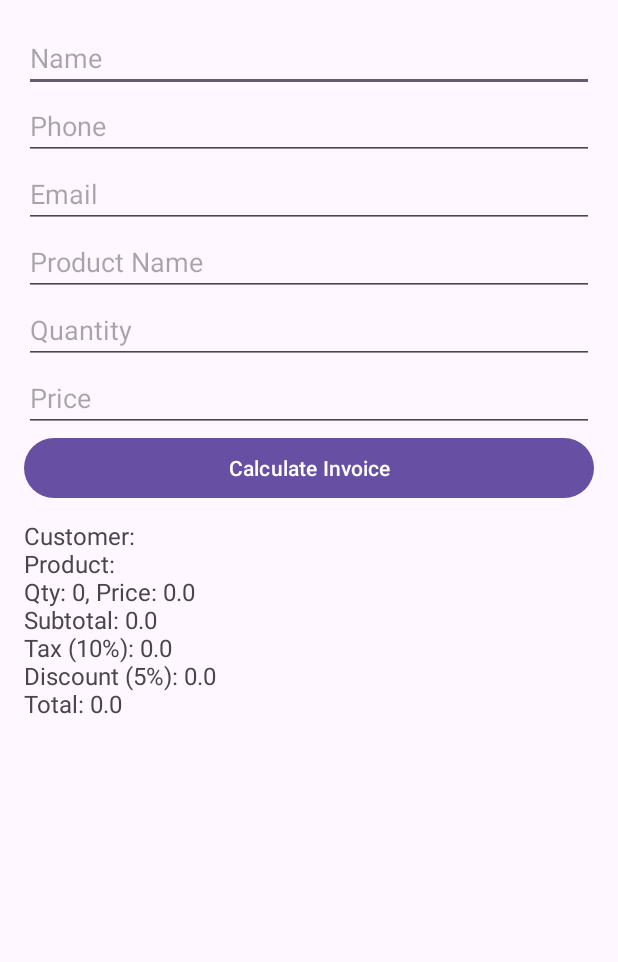
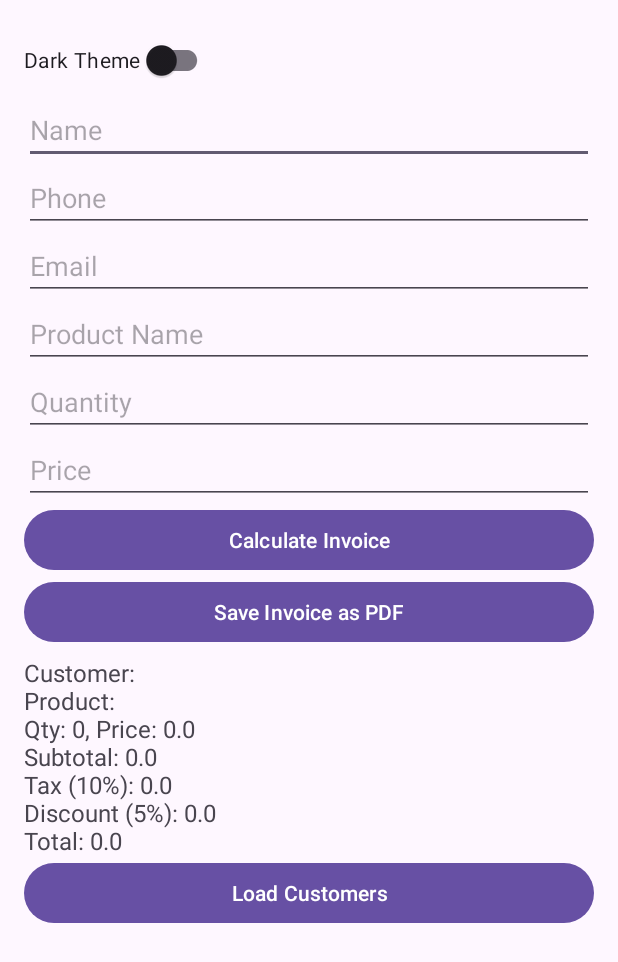
Before and after one commit to Pkson13/Customer-Invoice-APP, an Android app: the screen it shows after launch (MainActivity), after a tap on "Calculate Invoice", on a phone screen of 412 x 824 dp. Shown: the top 962 px of the screen. Run offline under Robolectric (Android 15) with nearby library versions, the light colour scheme and no system bars; 2 statements that could not run were skipped.

Commit message:
add feature to load data from db and a save pdf button

```diff
--- /dev/null
+++ b/app/src/main/java/com/example/customersystem/DBHelper.java
@@ -0,0 +1,38 @@
+package com.example.customersystem;
+import android.content.ContentValues;
+import android.content.Context;
+import android.database.Cursor;
+import android.database.sqlite.SQLiteDatabase;
+import android.database.sqlite.SQLiteOpenHelper;
+
+public class DBHelper extends SQLiteOpenHelper {
+
+    public DBHelper(Context context) {
+        super(context, "CustomerDB", null, 1);
+    }
+
+    @Override
+    public void onCreate(SQLiteDatabase db) {
+        db.execSQL("CREATE TABLE customers(id INTEGER PRIMARY KEY AUTOINCREMENT, name TEXT, phone TEXT, email TEXT)");
+    }
+
+    @Override
+    public void onUpgrade(SQLiteDatabase db, int oldVersion, int newVersion) {
+        db.execSQL("DROP TABLE IF EXISTS customers");
+        onCreate(db);
+    }
+
+    public void insertCustomer(String name, String phone, String email) {
+        SQLiteDatabase db = this.getWritableDatabase();
+        ContentValues values = new ContentValues();
+        values.put("name", name);
+        values.put("phone", phone);
+        values.put("email", email);
+        db.insert("customers", null, values);
+    }
+
+    public Cursor getAllCustomers() {
+        SQLiteDatabase db = this.getReadableDatabase();
+        return db.rawQuery("SELECT * FROM customers", null);
+    }
+}
--- a/app/src/main/res/layout/activity_main.xml
+++ b/app/src/main/res/layout/activity_main.xml
@@ -1,4 +1,5 @@
 <!-- res/layout/activity_main.xml -->
+
 <ScrollView xmlns:android="http://schemas.android.com/apk/res/android"
     android:layout_width="match_parent"
     android:layout_height="match_parent">
@@ -10,6 +11,13 @@
         android:layout_height="wrap_content">
 
         <!-- Customer Info -->
+
+        <androidx.appcompat.widget.SwitchCompat
+            android:id="@+id/themeSwitch"
+            android:layout_width="wrap_content"
+            android:layout_height="wrap_content"
+            android:text="Dark Theme" />
+
         <EditText
             android:id="@+id/nameInput"
             android:layout_width="match_parent"
@@ -27,29 +35,28 @@
 
         <Button android:id="@+id/calculateBtn" android:text="Calculate Invoice" android:layout_width="match_parent" android:layout_height="wrap_content"/>
 
+        <Button
+            android:id="@+id/savePdfBtn"
+            android:layout_width="match_parent"
+            android:layout_height="wrap_content"
+            android:text="Save Invoice as PDF"/>
         <!-- Output -->
-        <TextView android:id="@+id/invoiceOutput" android:textSize="16sp" android:paddingTop="10dp" android:layout_width="match_parent" android:layout_height="wrap_content"/>
+        <TextView android:id="@+id/invoiceOutput" android:textSize="16sp" android:paddingTop="5dp" android:layout_width="match_parent" android:layout_height="wrap_content"/>
+
+
+
+        <Button
+            android:id="@+id/loadDataBtn"
+            android:layout_width="match_parent"
+            android:layout_height="wrap_content"
+            android:text="Load Customers"/>
 
         <TableLayout
+            android:id="@+id/tableLayout"
             android:layout_width="match_parent"
-            android:layout_height="match_parent">
+            android:layout_height="wrap_content"
+            android:stretchColumns="*"
+            android:paddingTop="16dp"/>
 
-            <TableRow
-                android:layout_width="match_parent"
-                android:layout_height="match_parent"
-                android:minHeight="10dp" />
-
-            <TableRow
-                android:layout_width="match_parent"
-                android:layout_height="match_parent" />
-
-            <TableRow
-                android:layout_width="match_parent"
-                android:layout_height="match_parent" />
-
-            <TableRow
-                android:layout_width="match_parent"
-                android:layout_height="match_parent" />
-        </TableLayout>
     </LinearLayout>
 </ScrollView>
```
Also changed, not shown: app/src/main/java/com/example/customersystem/MainActivity.java (+112 -1 lines).
